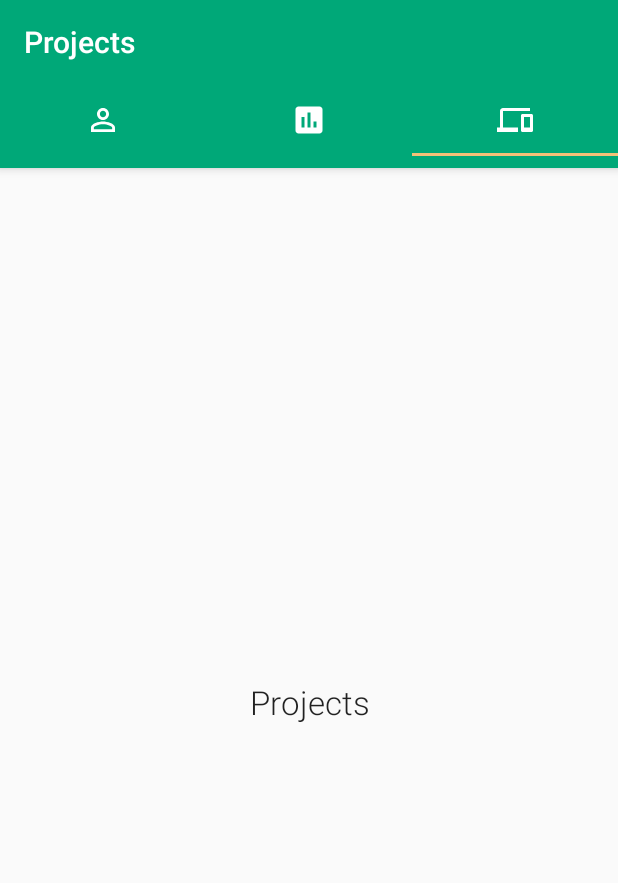
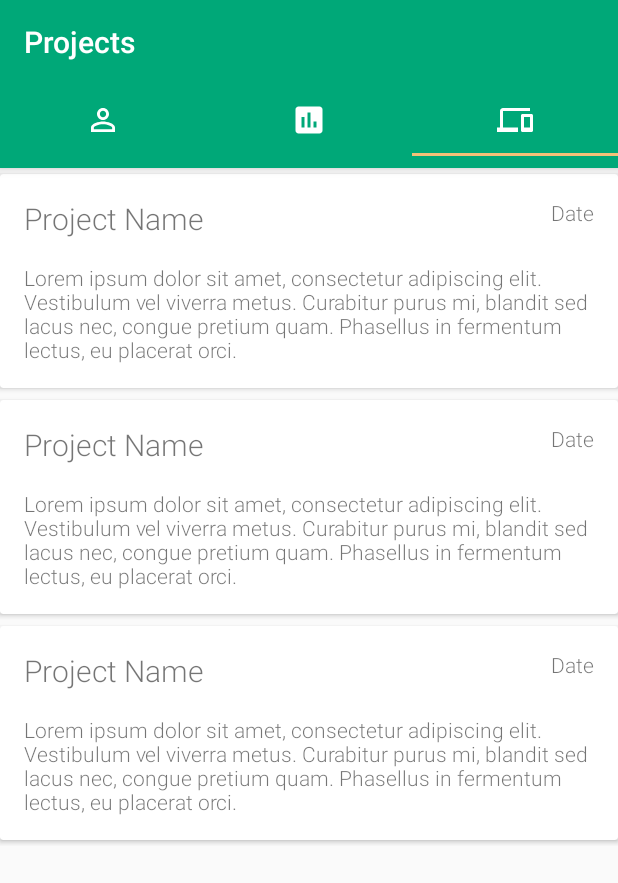
Before and after one commit to 00-00-00/Portfolio, an Android app: the screen it shows after launch (HomeActivity), tab 3 chosen, on a phone screen of 412 x 824 dp. Shown: the top 883 px of the screen. Run offline under Robolectric (Android 15) with nearby library versions, the phone set to English and light mode, and no system bars; our stand-ins replace ButterKnife, Dagger/Hilt's generated code, Picasso, data binding; libraries missing offline, so code that uses them is left out: org.eazegraph.lib, rx.subjects, rx.subscriptions; pictures from the network do not load; 4 statements that could not run were skipped.

Commit message:
1. ProjectRecyclerAdapter 2. UI changes

```diff
--- a/app/src/main/java/com/ground0/portfolio/adapter/SkillRecyclerAdapter.java
+++ b/app/src/main/java/com/ground0/portfolio/adapter/SkillRecyclerAdapter.java
@@ -56,9 +56,9 @@ public class SkillRecyclerAdapter extends RecyclerView.Adapter<SkillRecyclerAdap
     switch (getItemViewType(position)) {
       case PRIMARY:
         ((PrimaryViewHolder) holder).pieChart.addPieSlice(new PieModel("", 1,
-            ContextCompat.getColor(holder.itemView.getContext(), R.color.mellow_apricot)));
+            ContextCompat.getColor(holder.itemView.getContext(), R.color.transparent)));
         ((PrimaryViewHolder) holder).pieChart.addPieSlice(new PieModel("", 4,
-            ContextCompat.getColor(holder.itemView.getContext(), R.color.key_lime)));
+            ContextCompat.getColor(holder.itemView.getContext(), R.color.orange_soda)));
         break;
       case DIVIDER:
         ((DividerViewHolder) holder).dividerText.setText("Language");
--- a/app/src/main/java/com/ground0/portfolio/fragment/ProjectFragment.java
+++ b/app/src/main/java/com/ground0/portfolio/fragment/ProjectFragment.java
@@ -3,9 +3,12 @@ package com.ground0.portfolio.fragment;
 import android.databinding.DataBindingUtil;
 import android.os.Bundle;
 import android.support.annotation.Nullable;
+import android.support.v7.widget.LinearLayoutManager;
+import android.support.v7.widget.RecyclerView;
 import android.view.LayoutInflater;
 import android.view.View;
 import android.view.ViewGroup;
+import butterknife.BindView;
 import butterknife.ButterKnife;
 import com.ground0.portfolio.activity.HomeActivity;
 import com.ground0.portfolio.core.components.BaseFragment;
@@ -20,12 +23,13 @@ import com.ground0.portfolio.R;
 
 public class ProjectFragment extends BaseFragment<HomeActivity> {
 
-  @Inject ProjectFragmentViewModel projectFragmentViewModel;
+  @Inject ProjectFragmentViewModel viewModel;
   View mRootView;
+  @BindView(R.id.f_projects_recycler) RecyclerView recyclerView;
   FragmentProjectsBinding fragmentProjectsBinding;
 
   @Override protected void registerFragmentWithViewModel() {
-    projectFragmentViewModel.registerFragment(this);
+    viewModel.registerFragment(this);
   }
 
   @Override protected void injectDependencies() {
@@ -37,7 +41,14 @@ public class ProjectFragment extends BaseFragment<HomeActivity> {
       @Nullable Bundle savedInstanceState) {
     mRootView = inflater.inflate(R.layout.fragment_projects, container, false);
     fragmentProjectsBinding = DataBindingUtil.bind(mRootView);
-    ButterKnife.bind(mRootView);
+    ButterKnife.bind(this, mRootView);
+    initRecyclerView();
     return mRootView;
   }
+
+  private void initRecyclerView() {
+    recyclerView.setAdapter(viewModel.getRecyclerAdapter());
+    recyclerView.setLayoutManager(
+        new LinearLayoutManager(getContext(), LinearLayoutManager.VERTICAL, false));
+  }
 }
--- a/app/src/main/res/layout/fragment_projects.xml
+++ b/app/src/main/res/layout/fragment_projects.xml
@@ -1,18 +1,8 @@
 <?xml version="1.0" encoding="utf-8"?>
-<layout>
-  <LinearLayout xmlns:android="http://schemas.android.com/apk/res/android"
+<layout xmlns:android="http://schemas.android.com/apk/res/android">
+  <android.support.v7.widget.RecyclerView
+      android:id="@+id/f_projects_recycler"
       android:layout_width="match_parent"
       android:layout_height="match_parent"
-      android:orientation="vertical"
-      >
-
-    <TextView
-        android:layout_width="match_parent"
-        android:layout_height="match_parent"
-        android:gravity="center"
-        android:text="@string/fragment_projects"
-        android:textAppearance="?android:textAppearanceLarge"
-        />
-
-  </LinearLayout>
+      />
 </layout>
--- /dev/null
+++ b/app/src/main/res/layout/item_project.xml
@@ -0,0 +1,57 @@
+<?xml version="1.0" encoding="utf-8"?>
+<layout xmlns:app="http://schemas.android.com/apk/res-auto">
+  <FrameLayout xmlns:android="http://schemas.android.com/apk/res/android"
+      android:layout_width="match_parent"
+      android:layout_height="wrap_content"
+      android:orientation="vertical"
+      >
+    <android.support.v7.widget.CardView
+        android:layout_marginTop="4dp"
+        android:layout_marginBottom="4dp"
+        android:layout_width="match_parent"
+        android:layout_height="wrap_content"
+        app:cardBackgroundColor="@color/cardview_light_background"
+        app:cardCornerRadius="@dimen/cardview_default_radius"
+        app:cardElevation="@dimen/cardview_default_elevation"
+        >
+
+      <RelativeLayout
+          android:layout_width="match_parent"
+          android:layout_height="wrap_content"
+          android:background="?android:selectableItemBackground"
+          android:clickable="true"
+          >
+        <TextView
+            android:id="@+id/i_project_name"
+            android:layout_width="wrap_content"
+            android:layout_height="wrap_content"
+            android:text="Project Name"
+            android:textSize="20sp"
+            android:layout_margin="@dimen/view_margin_size2"
+            />
+        <TextView
+            android:layout_toRightOf="@+id/i_project_name"
+            android:layout_alignParentRight="true"
+            android:layout_alignParentTop="true"
+            android:gravity="right"
+            android:layout_margin="@dimen/view_margin_size2"
+            android:id="@+id/i_project_date"
+            android:layout_width="wrap_content"
+            android:layout_height="wrap_content"
+            android:text="Date"
+            />
+        <TextView
+            android:layout_marginLeft="@dimen/view_margin_size2"
+            android:layout_marginRight="@dimen/view_margin_size2"
+            android:layout_marginBottom="@dimen/view_margin_size2"
+            android:layout_below="@id/i_project_name"
+            android:id="@+id/i_project_description"
+            android:layout_width="wrap_content"
+            android:layout_height="wrap_content"
+            android:text="@string/project_description"
+            />
+      </RelativeLayout>
+
+    </android.support.v7.widget.CardView>
+  </FrameLayout>
+</layout>
--- a/app/src/main/res/layout/item_skill.xml
+++ b/app/src/main/res/layout/item_skill.xml
@@ -16,8 +16,7 @@
         app:egAnimationTime="500"
         app:egInnerPaddingColor="@color/md_light_background"
         app:egLegendHeight="0dp"
-        android:focusable="false"
-        android:clickable="false"
+        android:isScrollContainer="false"
         />
 
     <TextView
--- a/app/src/main/res/values/strings.xml
+++ b/app/src/main/res/values/strings.xml
@@ -5,4 +5,5 @@
   <string name="design_desc">Material Design makes sense! Material Design makes sense! Material Design makes sense! Material Design makes sense!</string>
   <string name="development_desc">Development is the shizz Development is the shizz Development is the shizz Development is the shizz Development is the shizz Development is the shizz</string>
   <string name="deliver_desc">Le money shot :3 Le money shot :3 Le money shot :3 Le money shot :3 Le money shot :3 Le money shot :3</string>
+  <string name="project_description">Lorem ipsum dolor sit amet, consectetur adipiscing elit. Vestibulum vel viverra metus. Curabitur purus mi, blandit sed lacus nec, congue pretium quam. Phasellus in fermentum lectus, eu placerat orci.</string>
 </resources>
```
Also changed, not shown: app/src/main/java/com/ground0/portfolio/adapter/ProjectRecyclerAdapter.java (added, +43 -0 lines), app/src/main/java/com/ground0/portfolio/viewmodel/ProjectFragmentViewModel.java (+16 -0 lines).
